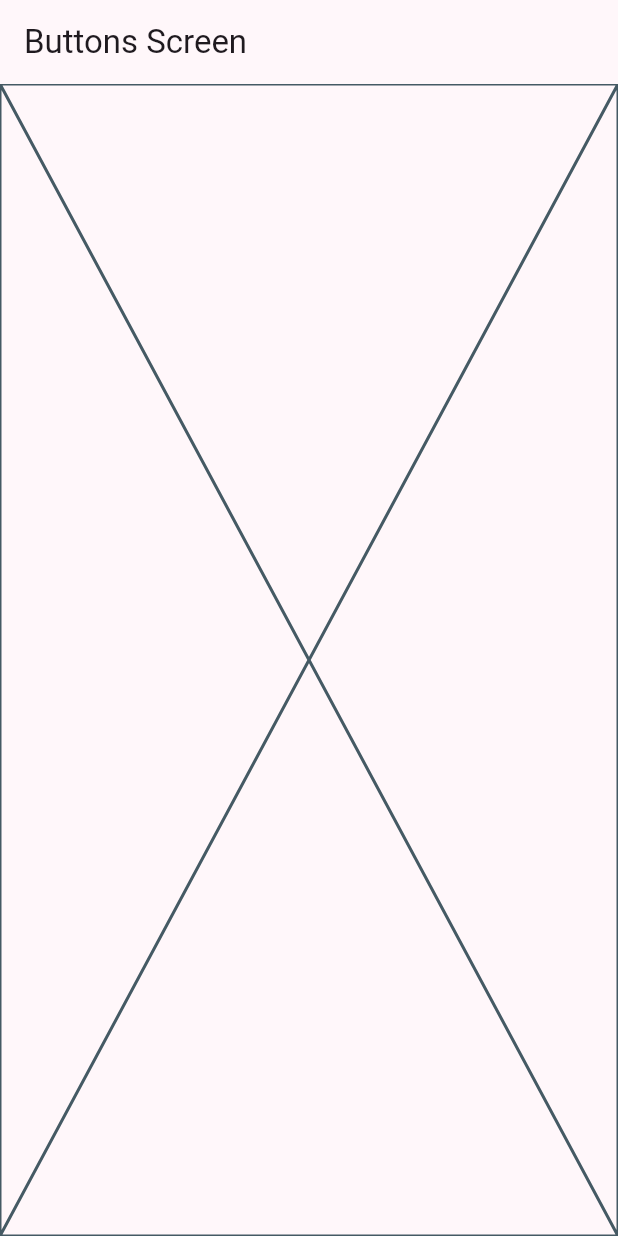
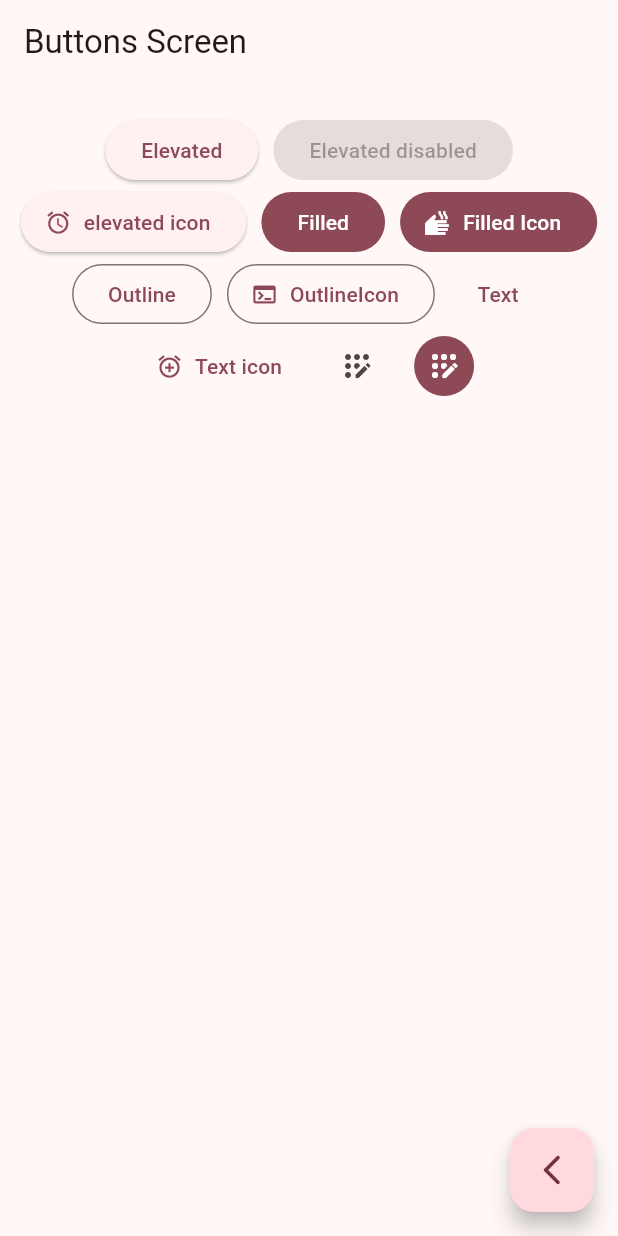
Before and after one commit to drakkomaximo/widget_app, a Flutter app: the ButtonsScreen screen opened by its route, on a phone screen of 412 x 824 dp. Run offline on Flutter 3.47's test engine with Material 2 defaults, Android fonts, the phone set to English and light mode, and no system bars; our stand-ins replace go_router.

Commit message:
Buttons list

```diff
--- a/lib/main.dart
+++ b/lib/main.dart
@@ -14,7 +14,7 @@ class MainApp extends StatelessWidget {
     return MaterialApp.router(
       routerConfig: appRouter,
       debugShowCheckedModeBanner: false,
-      theme: AppTheme(selectedColor: 4).getTheme(),
+      theme: AppTheme(selectedColor: 7).getTheme(),
     );
   }
 }
--- a/lib/presentation/screens/buttons/buttons_screen.dart
+++ b/lib/presentation/screens/buttons/buttons_screen.dart
@@ -1,7 +1,7 @@
 import 'package:flutter/material.dart';
+import 'package:go_router/go_router.dart';
 
 class ButtonsScreen extends StatelessWidget {
-
   static const String name = 'buttons_screen';
 
   const ButtonsScreen({super.key});
@@ -12,7 +12,67 @@ class ButtonsScreen extends StatelessWidget {
       appBar: AppBar(
         title: const Text('Buttons Screen'),
       ),
-      body: const Placeholder(),
+      body: const _ButtonsView(),
+      floatingActionButton: FloatingActionButton(
+          child: const Icon(Icons.arrow_back_ios_new_rounded),
+          onPressed: () {
+            context.pop();
+          }),
     );
   }
 }
+
+class _ButtonsView extends StatelessWidget {
+  const _ButtonsView();
+
+  @override
+  Widget build(BuildContext context) {
+    final colors = Theme.of(context).colorScheme;
+
+    return SizedBox(
+      width: double.infinity,
+      child: Padding(
+        padding: const EdgeInsets.symmetric(horizontal: 10, vertical: 20),
+        child: Wrap(
+          spacing: 10,
+          alignment: WrapAlignment.center,
+          children: [
+            ElevatedButton(onPressed: () {}, child: const Text('Elevated')),
+            const ElevatedButton(
+                onPressed: null, child: Text('Elevated disabled')),
+            ElevatedButton.icon(
+                onPressed: () {},
+                icon: const Icon(Icons.access_alarm_rounded),
+                label: const Text('elevated icon')),
+            FilledButton(onPressed: () {}, child: const Text('Filled')),
+            FilledButton.icon(
+                onPressed: () {},
+                icon: const Icon(Icons.dry_sharp),
+                label: const Text('Filled Icon')),
+            OutlinedButton(onPressed: () {}, child: const Text('Outline')),
+            OutlinedButton.icon(
+              onPressed: () {},
+              label: const Text('OutlineIcon'),
+              icon: const Icon(Icons.terminal),
+            ),
+            TextButton(onPressed: () {}, child: const Text('Text')),
+            TextButton.icon(
+                onPressed: () {},
+                icon: const Icon(Icons.add_alarm_outlined),
+                label: const Text('Text icon')),
+            IconButton(
+                onPressed: () {},
+                icon: const Icon(Icons.app_registration_rounded)),
+            IconButton(
+              onPressed: () {},
+              icon: const Icon(Icons.app_registration_rounded),
+              style: ButtonStyle(
+                  backgroundColor: MaterialStatePropertyAll(colors.primary),
+                  iconColor: const MaterialStatePropertyAll(Colors.white)),
+            ),
+          ],
+        ),
+      ),
+    );
+  }
+}
```
